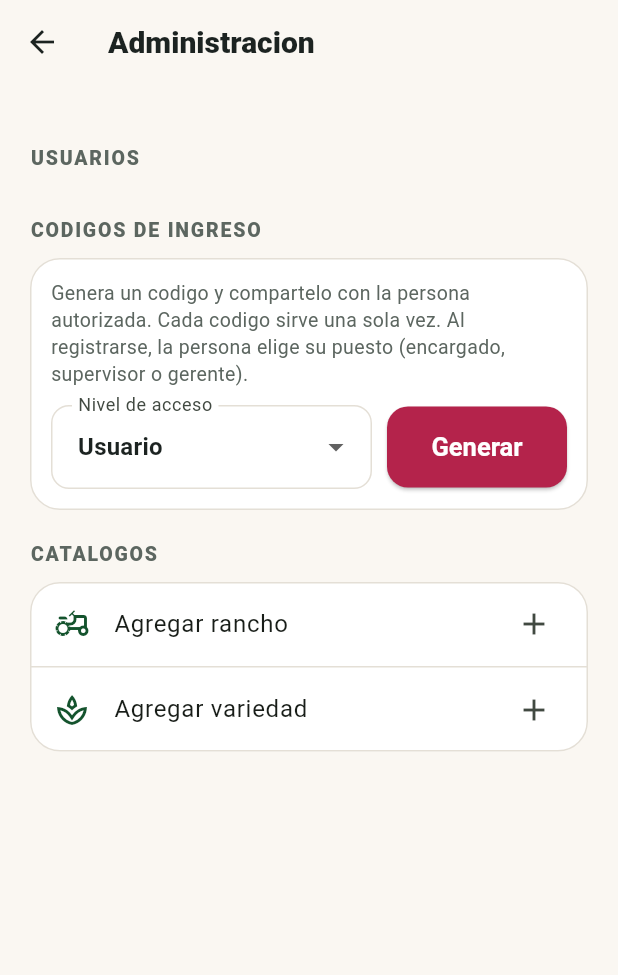
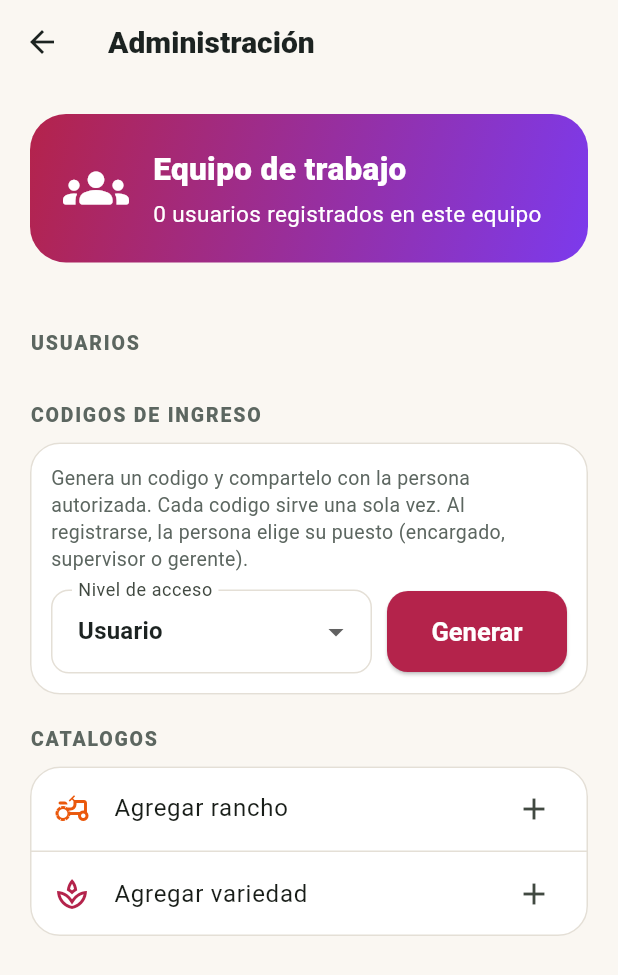
Before and after one commit to fernandacherry60-creator/Calidad-berries, a Flutter app: the AdminScreen screen opened directly, on a phone screen of 412 x 824 dp. Shown: the top 975 px of the screen. Run offline on Flutter 3.47's test engine with Material 3 defaults, Android fonts, the phone set to English and light mode, and no system bars; our stand-ins replace connectivity_plus, fl_chart, image_picker, share_plus, shared_preferences, sqflite and 1 more; missing offline and left inert: excel; accounts and stored records are empty; statements that could not run were skipped.

Commit message:
Modernizar panel administrativo con cabecera violeta y tarjetas de equipo

```diff
--- a/lib/screens/admin_screen.dart
+++ b/lib/screens/admin_screen.dart
@@ -212,10 +212,37 @@ class _AdminScreenState extends State<AdminScreen> {
   @override
   Widget build(BuildContext context) {
     return Scaffold(
-      appBar: AppBar(title: const Text('Administracion')),
+      appBar: AppBar(title: const Text('Administración')),
       body: ListView(
         padding: const EdgeInsets.all(20),
         children: [
+          Container(
+            padding: const EdgeInsets.all(22),
+            decoration: BoxDecoration(
+              gradient: const LinearGradient(
+                colors: [AppColors.berry, AppColors.purple],
+                begin: Alignment.topLeft,
+                end: Alignment.bottomRight,
+              ),
+              borderRadius: BorderRadius.circular(24),
+            ),
+            child: Row(children: [
+              const Icon(Icons.groups_rounded, color: Colors.white, size: 44),
+              const SizedBox(width: 16),
+              Expanded(child: Column(
+                crossAxisAlignment: CrossAxisAlignment.start,
+                children: [
+                  const Text('Equipo de trabajo',
+                    style: TextStyle(color: Colors.white,
+                      fontSize: 21, fontWeight: FontWeight.w800)),
+                  const SizedBox(height: 5),
+                  Text('${_usuarios.length} usuarios registrados en este equipo',
+                    style: const TextStyle(color: Colors.white)),
+                ],
+              )),
+            ]),
+          ),
+          const SizedBox(height: 24),
           const TituloSeccion('Usuarios'),
           Card(
             child: Column(
@@ -223,12 +250,12 @@ class _AdminScreenState extends State<AdminScreen> {
                 for (final u in _usuarios)
                   ListTile(
                     leading: CircleAvatar(
-                      backgroundColor: AppColors.primary.withOpacity(0.1),
+                      backgroundColor: (u.esAdmin ? AppColors.purple : AppColors.blue).withOpacity(0.12),
                       child: Icon(
                           u.esAdmin
                               ? Icons.admin_panel_settings
                               : Icons.person,
-                          color: AppColors.primary),
+                          color: u.esAdmin ? AppColors.purple : AppColors.blue),
                     ),
                     title: Text(u.displayName,
                         style:
@@ -335,14 +362,14 @@ class _AdminScreenState extends State<AdminScreen> {
               children: [
                 ListTile(
                   leading:
-                      const Icon(Icons.agriculture_outlined, color: AppColors.primary),
+                      const Icon(Icons.agriculture_outlined, color: AppColors.orange),
                   title: const Text('Agregar rancho'),
                   trailing: const Icon(Icons.add),
                   onTap: _nuevoRancho,
                 ),
                 const Divider(height: 1),
                 ListTile(
-                  leading: const Icon(Icons.spa_outlined, color: AppColors.primary),
+                  leading: const Icon(Icons.spa_outlined, color: AppColors.berry),
                   title: const Text('Agregar variedad'),
                   trailing: const Icon(Icons.add),
                   onTap: _nuevaVariedad,
```
